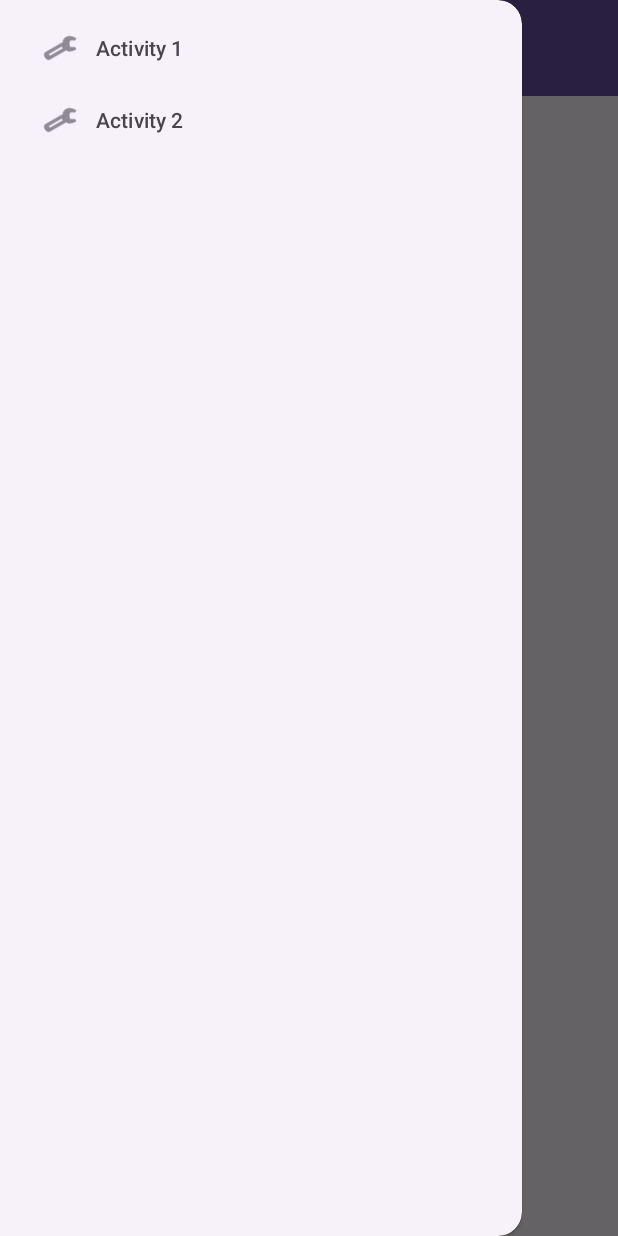
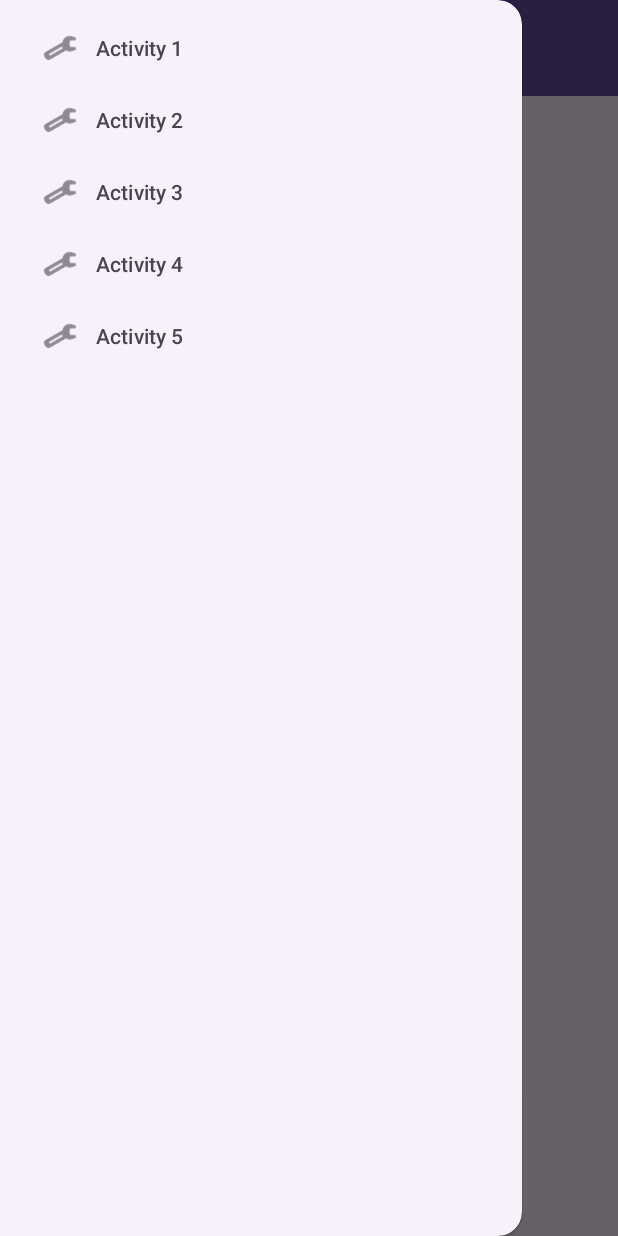
Before and after one commit to ivemobileapp6/MobileApp, an Android app: the MainActivity screen opened directly, with no data from a screen before it, with the side drawer open, on a phone screen of 412 x 824 dp. Run offline under Robolectric (Android 15) with nearby library versions, the phone set to English and light mode, and no system bars; our stand-ins replace Firebase (no records; nobody signed in at launch, a user with empty details on screens opened directly).

Commit message:
Third Commit + Act3,4,5 + Upload Photo

```diff
--- a/app/build.gradle
+++ b/app/build.gradle
@@ -30,14 +30,17 @@ android {
 }
 
 dependencies {
+    implementation platform('com.google.firebase:firebase-bom:28.4.2') // Use the Firebase BoM to manage versions
     implementation 'com.google.android.material:material:1.5.0-alpha05'
-
+    implementation 'com.google.firebase:firebase-storage:20.2.1'
     implementation 'com.google.android.gms:play-services-auth:19.2.0'
     implementation 'androidx.appcompat:appcompat:1.6.1'
     implementation 'com.google.android.material:material:1.5.0'
     implementation 'androidx.constraintlayout:constraintlayout:2.1.4'
     implementation 'com.google.firebase:firebase-auth:21.1.0'
     implementation 'com.google.firebase:firebase-auth-ktx:22.0.0'
+    implementation 'com.google.firebase:firebase-storage:20.1.0'
+    implementation 'com.google.firebase:firebase-database:20.2.2'
     testImplementation 'junit:junit:4.13.2'
     androidTestImplementation 'androidx.test.ext:junit:1.1.5'
     androidTestImplementation 'androidx.test.espresso:espresso-core:3.5.1'
--- a/app/src/main/AndroidManifest.xml
+++ b/app/src/main/AndroidManifest.xml
@@ -17,6 +17,10 @@
         <activity android:name=".MainActivity" />
         <activity android:name=".Act1" />
         <activity android:name=".Act2" />
+        <activity android:name=".Act3" />
+        <activity android:name=".Act4" />
+        <activity android:name=".Act5" />
+=
         <activity android:name=".LoginActivity"
             android:exported="true">
             <intent-filter>
--- /dev/null
+++ b/app/src/main/java/com/example/mobileapp/Act4.java
@@ -0,0 +1,4 @@
+package com.example.mobileapp;
+
+public class Act4 {
+}
--- a/app/src/main/res/menu/drawer_menu.xml
+++ b/app/src/main/res/menu/drawer_menu.xml
@@ -9,6 +9,18 @@
             android:id="@+id/nav_act2"
             android:icon="@android:drawable/ic_menu_manage"
             android:title="Activity 2" />
+        <item
+            android:id="@+id/nav_act3"
+            android:icon="@android:drawable/ic_menu_manage"
+            android:title="Activity 3" />
+        <item
+            android:id="@+id/nav_act4"
+            android:icon="@android:drawable/ic_menu_manage"
+            android:title="Activity 4" />
+        <item
+            android:id="@+id/nav_act5"
+            android:icon="@android:drawable/ic_menu_manage"
+            android:title="Activity 5" />
         <!-- Add more menu items for other activities (Act3 to Act7) -->
     </group>
 </menu>
--- a/build.gradle
+++ b/build.gradle
@@ -1,9 +1,11 @@
 buildscript {
     dependencies {
         classpath 'com.google.gms:google-services:4.3.14'
+        classpath 'com.google.gms:google-services:4.3.15'
     }
 }// Top-level build file where you can add configuration options common to all sub-projects/modules.
 plugins {
     id 'com.android.application' version '8.0.2' apply false
     id 'com.android.library' version '8.0.2' apply false
+
 }
```
Also changed, not shown: app/src/main/java/com/example/mobileapp/MainActivity.java (+9 -0 lines).
